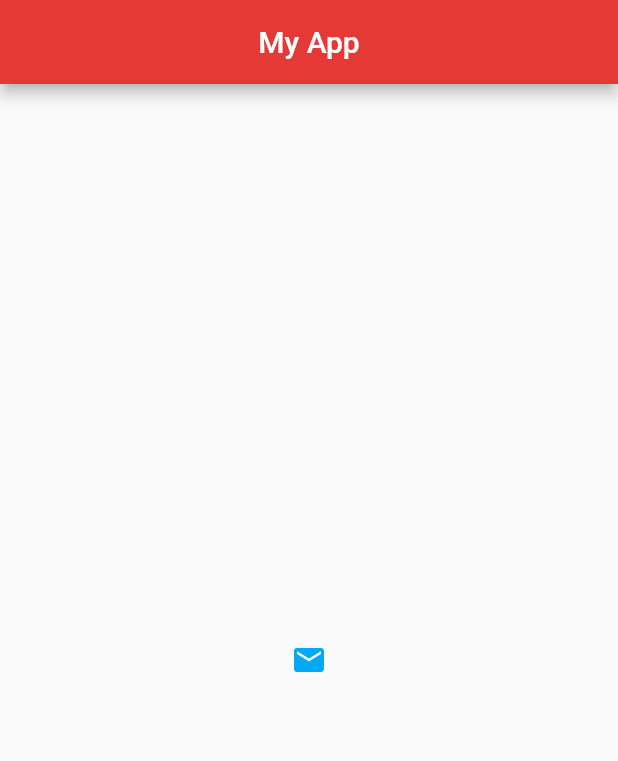
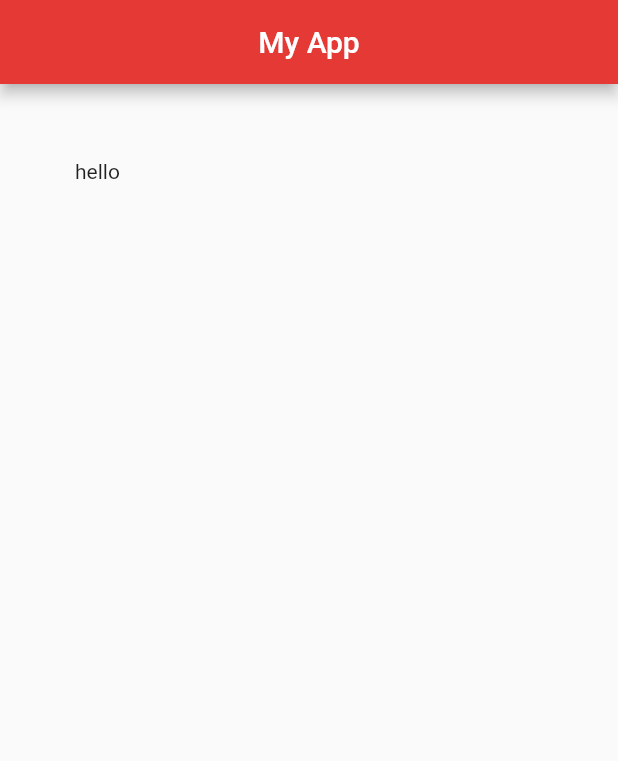
Before and after one commit to tuananh3561/flutter_learning, a Flutter app: the screen it shows after launch, on a phone screen of 412 x 824 dp. Shown: the top 761 px of the screen. Run offline on Flutter 3.47's test engine with Material 2 defaults, Android fonts, the phone set to English and light mode, and no system bars.

Commit message:
update Containers & Padding

```diff
--- a/lib/main.dart
+++ b/lib/main.dart
@@ -15,39 +15,15 @@ class Home extends StatelessWidget {
         centerTitle: true,
         backgroundColor: Colors.red[600],
       ),
-      body: Center(
-        // child: Icon(
-        //   Icons.ac_unit,
-        //   color: Colors.red,
-        //   size: 50.0,
-        // ),
-        // child: RaisedButton(
-        //   onPressed: () {},
-        //   child: Text("Click me"),
-        //   color: Colors.lightBlue,
-        // ),
-        // child: FlatButton(
-        //   onPressed: () {
-        //     print("you click me");
-        //   },
-        //   child: Text("Click me"),
-        //   color: Colors.lightBlue,
-        // ),
-        // child: RaisedButton.icon(
-        //   onPressed: () {
-        //     print("you click me");
-        //   },
-        //   icon: Icon(Icons.mail),
-        //   label: Text("click me"),
-        //   color: Colors.lightBlue,
-        // ),
-        child: IconButton(
-          onPressed: () {
-            print("you click me");
-          },
-          icon: Icon(Icons.mail),
-          color: Colors.lightBlue,
-        ),
+      // body: Container(
+      //   margin: EdgeInsets.symmetric(horizontal: 50.0, vertical: 20.0),
+      //   padding: EdgeInsets.all(50.0),
+      //   color: Colors.grey[400],
+      //   child: Text("hello"),
+      // ),
+      body: Padding(
+        padding: EdgeInsets.all(50.0),
+        child: Text("hello"),
       ),
       floatingActionButton: FloatingActionButton(
         onPressed: () {},
```
